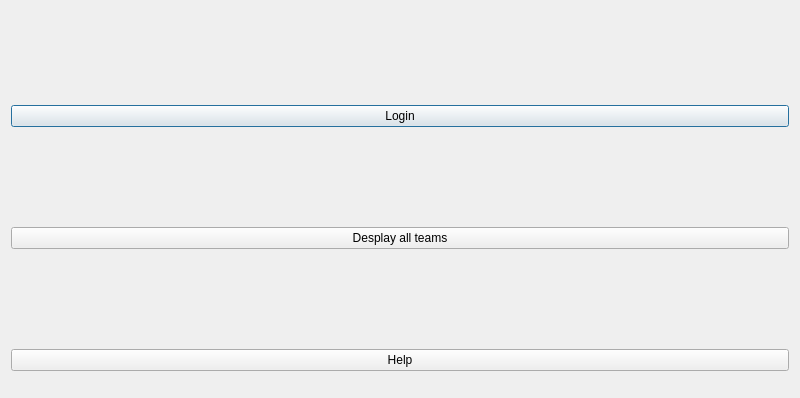
Qt form project-1/dialog.ui (samshafieha/project-1-football-pamphlet) before a commit; both pictures show x 0 to 800 and y 0 to 398 of the 800 by 600 pixel window.
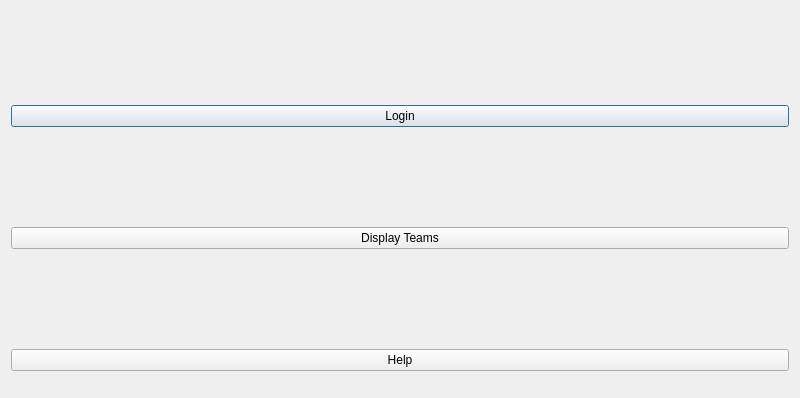
The same form after that commit.

Commit message:
Sort by team name (#12)
* basic string-based sort algorithm imported

* sorting by string demo implemented

* fixed the sorting algorithm issue

* finished implementing all the sorting features

* displaying total seating capacity added

The edit to the form file:
```diff
--- a/project-1/dialog.ui
+++ b/project-1/dialog.ui
@@ -24,7 +24,7 @@
    <item>
     <widget class="QPushButton" name="pushButton">
      <property name="text">
-      <string>Desplay all teams</string>
+      <string>Display Teams</string>
      </property>
     </widget>
    </item>
```
The commit also changes 4 other files.
